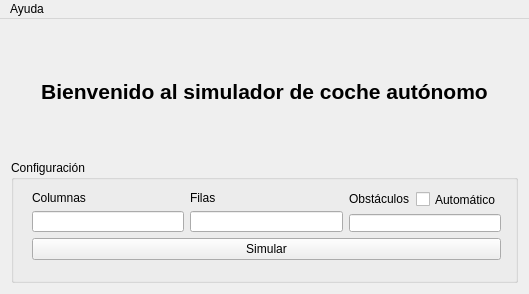
First picture: the form in src/UI/mainwindow.ui, repository alu0100967111/SmartCar, before the edit.
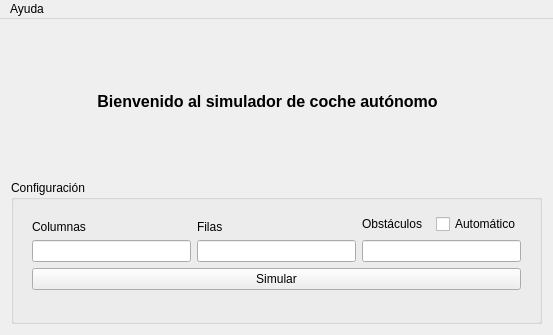
Second picture: the form after the edit.

What changed in the file:
```diff
--- a/src/UI/mainwindow.ui
+++ b/src/UI/mainwindow.ui
@@ -9,8 +9,8 @@
    <rect>
     <x>0</x>
     <y>0</y>
-    <width>529</width>
-    <height>294</height>
+    <width>553</width>
+    <height>335</height>
    </rect>
   </property>
   <property name="windowTitle">
@@ -41,7 +41,7 @@
             </size>
            </property>
            <property name="text">
-            <string>&lt;html&gt;&lt;head/&gt;&lt;body&gt;&lt;p align=&quot;center&quot;&gt;&lt;span style=&quot; font-size:16pt; font-weight:600;&quot;&gt;Bienvenido al simulador de coche autónomo&lt;/span&gt;&lt;/p&gt;&lt;/body&gt;&lt;/html&gt;</string>
+            <string>&lt;html&gt;&lt;head/&gt;&lt;body&gt;&lt;p align=&quot;center&quot;&gt;&lt;span style=&quot; font-size:12pt; font-weight:600;&quot;&gt;Bienvenido al simulador de coche autónomo&lt;/span&gt;&lt;/p&gt;&lt;/body&gt;&lt;/html&gt;</string>
            </property>
           </widget>
          </item>
@@ -53,13 +53,13 @@
         <property name="title">
          <string>Configuración</string>
         </property>
-        <widget class="QWidget" name="">
+        <widget class="QWidget" name="layoutWidget">
          <property name="geometry">
           <rect>
            <x>10</x>
            <y>20</y>
-           <width>491</width>
-           <height>91</height>
+           <width>511</width>
+           <height>101</height>
           </rect>
          </property>
          <layout class="QVBoxLayout" name="verticalLayout_6">
@@ -207,8 +207,8 @@
     <rect>
      <x>0</x>
      <y>0</y>
-     <width>529</width>
-     <height>21</height>
+     <width>553</width>
+     <height>26</height>
     </rect>
    </property>
    <widget class="QMenu" name="menuHola">
```
Left out of the diff: 7 changed lines with no effect on the pictures.
